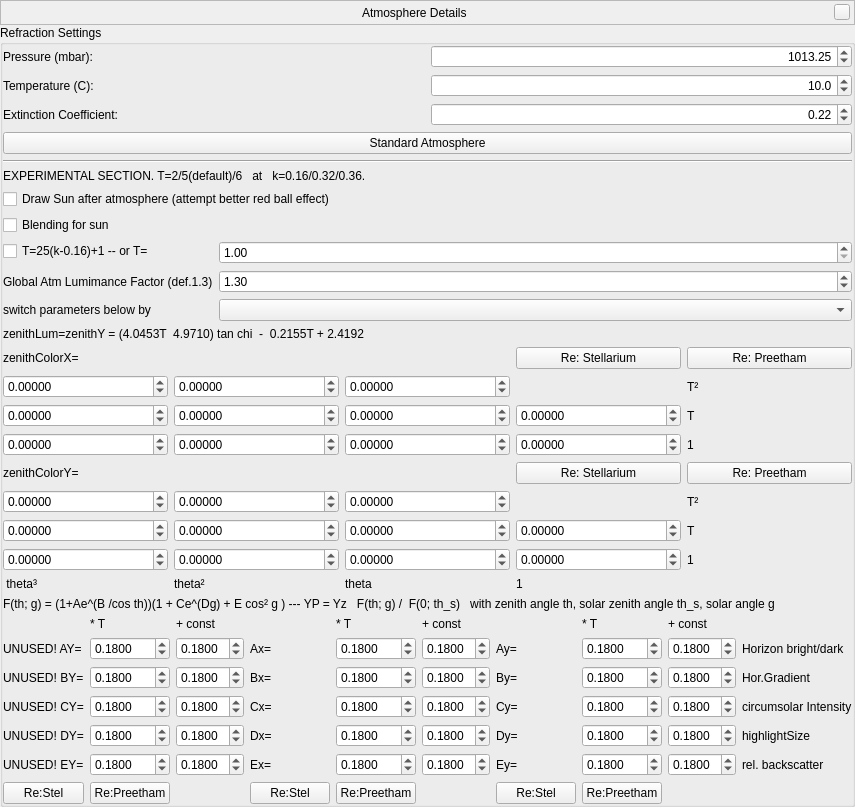
Qt form src/gui/atmosphereDialog.ui (Stellarium/stellarium) before a commit.
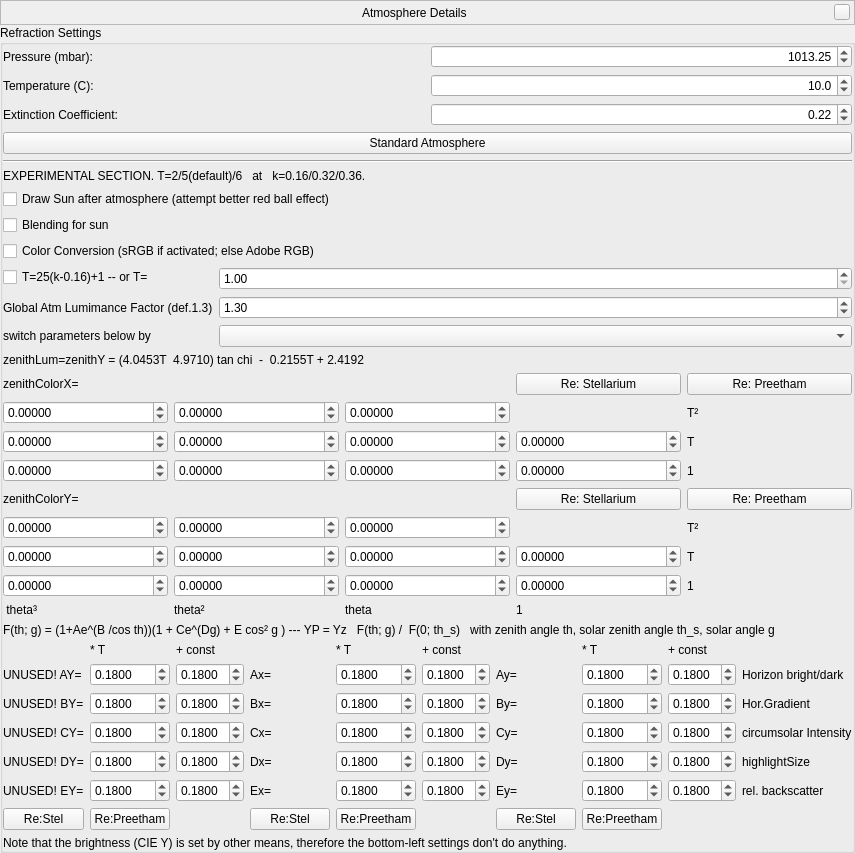
The same form after that commit. Custom widgets are drawn as their Qt base class.

Diff of the .ui file:
```diff
--- a/src/gui/atmosphereDialog.ui
+++ b/src/gui/atmosphereDialog.ui
@@ -7,7 +7,7 @@
     <x>0</x>
     <y>0</y>
     <width>796</width>
-    <height>737</height>
+    <height>781</height>
    </rect>
   </property>
   <layout class="QVBoxLayout" name="verticalLayout">
@@ -274,6 +274,17 @@
         </property>
        </widget>
       </item>
+      <item>
+       <layout class="QHBoxLayout" name="horizontalLayout_RGBselector">
+        <item>
+         <widget class="QCheckBox" name="checkBox_sRGB">
+          <property name="text">
+           <string>Color Conversion (sRGB if activated; else Adobe RGB)</string>
+          </property>
+         </widget>
+        </item>
+       </layout>
+      </item>
       <item>
        <layout class="QFormLayout" name="formLayout">
         <item row="3" column="0">
@@ -1625,6 +1636,13 @@
         </property>
        </spacer>
       </item>
+      <item>
+       <widget class="QLabel" name="label_36">
+        <property name="text">
+         <string>Note that the brightness (CIE Y) is set by other means, therefore the bottom-left settings don't do anything.</string>
+        </property>
+       </widget>
+      </item>
      </layout>
     </widget>
    </item>
```
